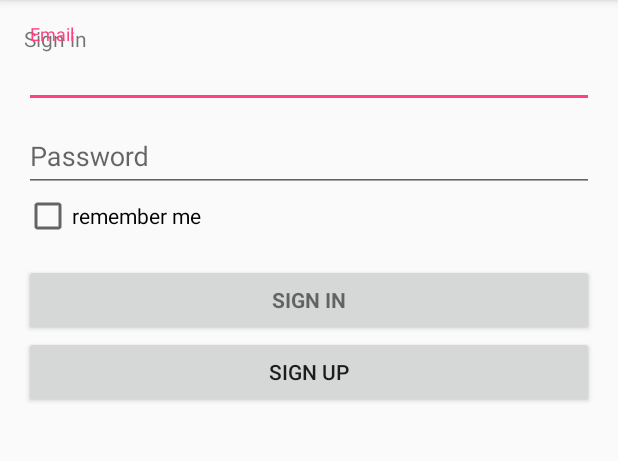
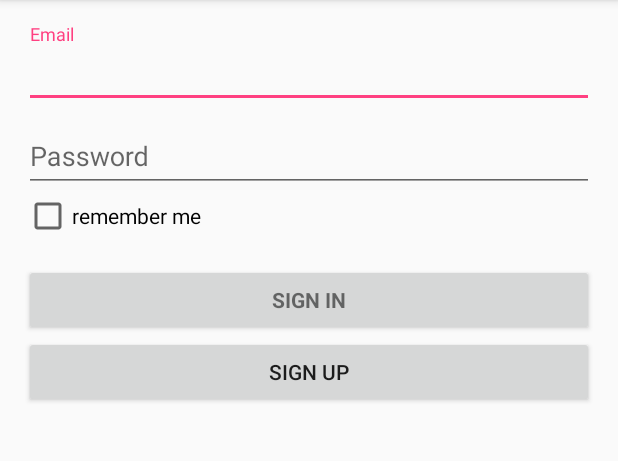
Before and after one commit to phmz/GeomsgClient, an Android app: the screen it shows after launch (LoginActivity), on a phone screen of 412 x 824 dp, the part 84-545 px from its top. Run offline under Robolectric (Android 15) with nearby library versions, the phone set to English and light mode, and no system bars; libraries missing offline, so code that uses them is left out: io.socket.client, io.socket.emitter.

Commit message:
finish register and login

```diff
--- a/app/src/main/java/fr/upem/android/geomsgclient/activity/LoginActivity.java
+++ b/app/src/main/java/fr/upem/android/geomsgclient/activity/LoginActivity.java
@@ -123,17 +123,60 @@ public class LoginActivity extends AppCompatActivity {
         socket.on(Socket.EVENT_DISCONNECT, onDisconnect);
         socket.on(Socket.EVENT_CONNECT_ERROR, onConnectError);
         socket.on(Socket.EVENT_CONNECT_TIMEOUT, onConnectError);
+        socket.on("connection_val", onConnected);
+        socket.on("register_val", onRegistered);
         socket.connect();
         Location location = new Location("dummyprovider");
         location.setLatitude(2.);
         location.setLongitude(2.);
         Singleton.getInstance().init(socket, userId, location, serverAddress);
 
-        //TODO : si login ok coté serveur ( mdp ok et user ok) alors continue
         socket.emit("new connection", userId, password.getText().toString());
-        Intent intent = new Intent(this, UserListActivity.class);
-        startActivity(intent);
+        if(Singleton.getInstance().getLogin()) {
+            Intent intent = new Intent(this, UserListActivity.class);
+            startActivity(intent);
+        }else{
+            createAlertDialog("invalid email or password");
+        }
     }
+
+
+    private Emitter.Listener onConnected = new Emitter.Listener() {
+        @Override
+        public void call(final Object... args) {
+            runOnUiThread(new Runnable() {
+                @Override
+                public void run() {
+                    JSONObject data = (JSONObject) args[0];
+                    try {
+                        Singleton.getInstance().setLogin(data.getBoolean("connected"));
+                    } catch (JSONException e) {
+                        createAlertDialog("Login error");
+                    }
+
+
+                }
+            });
+        }
+    };
+
+    private Emitter.Listener onRegistered = new Emitter.Listener() {
+        @Override
+        public void call(final Object... args) {
+            runOnUiThread(new Runnable() {
+                @Override
+                public void run() {
+                    JSONObject data = (JSONObject) args[0];
+                    try {
+                        Singleton.getInstance().setRegister(data.getBoolean("registered"));
+                    } catch (JSONException e) {
+                        createAlertDialog("register error");
+                    }
+
+                }
+            });
+        }
+    };
 
     private Emitter.Listener onConnect = new Emitter.Listener() {
         @Override
@@ -195,8 +238,16 @@ public class LoginActivity extends AppCompatActivity {
 
     private void register(){
         if(isEmailValid(username.getText().toString()) && isPasswordValid(password.getText().toString())){
-            //TODO : try add user to serveur then connect
+            socket.emit("register", username.getText().toString(), password.getText().toString());
+
+        }else{
+            createAlertDialog("invalid email or password");
         }
-        login(username.getText().toString());
+        if(Singleton.getInstance().getRegister()){
+            login(username.getText().toString());
+        }else{
+            createAlertDialog("email already registered");
+        }
+
     }
 }
--- a/app/src/main/res/layout/activity_login.xml
+++ b/app/src/main/res/layout/activity_login.xml
@@ -17,17 +17,6 @@
         android:layout_height="wrap_content"
         android:layout_marginBottom="8dp"
         android:visibility="gone" />
-
-    <TextView
-        android:text="@string/title_activity_login"
-        android:layout_width="wrap_content"
-        android:layout_height="wrap_content"
-        android:id="@+id/textView"
-        android:layout_alignTop="@+id/login_progress"
-        android:layout_alignParentLeft="true"
-        android:layout_alignParentStart="true"
-        android:layout_alignParentRight="true"
-        android:layout_alignParentEnd="true" />
 
     <ScrollView
         android:id="@+id/login_form"
```
Also changed, not shown: app/src/main/java/fr/upem/android/geomsgclient/Singleton.java (+14 -0 lines).
